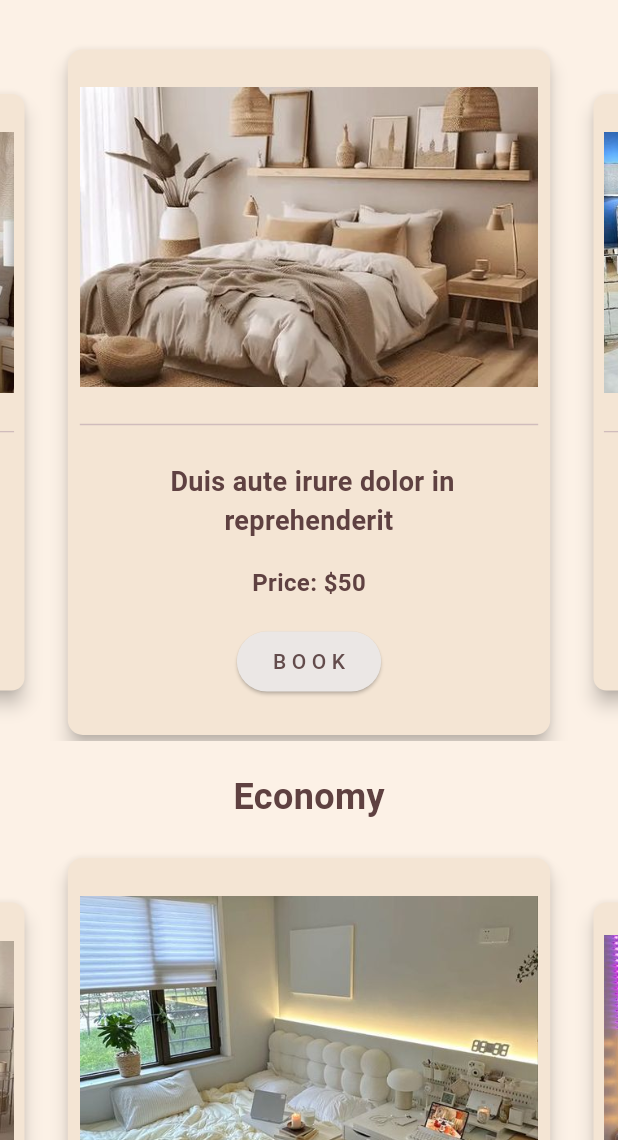
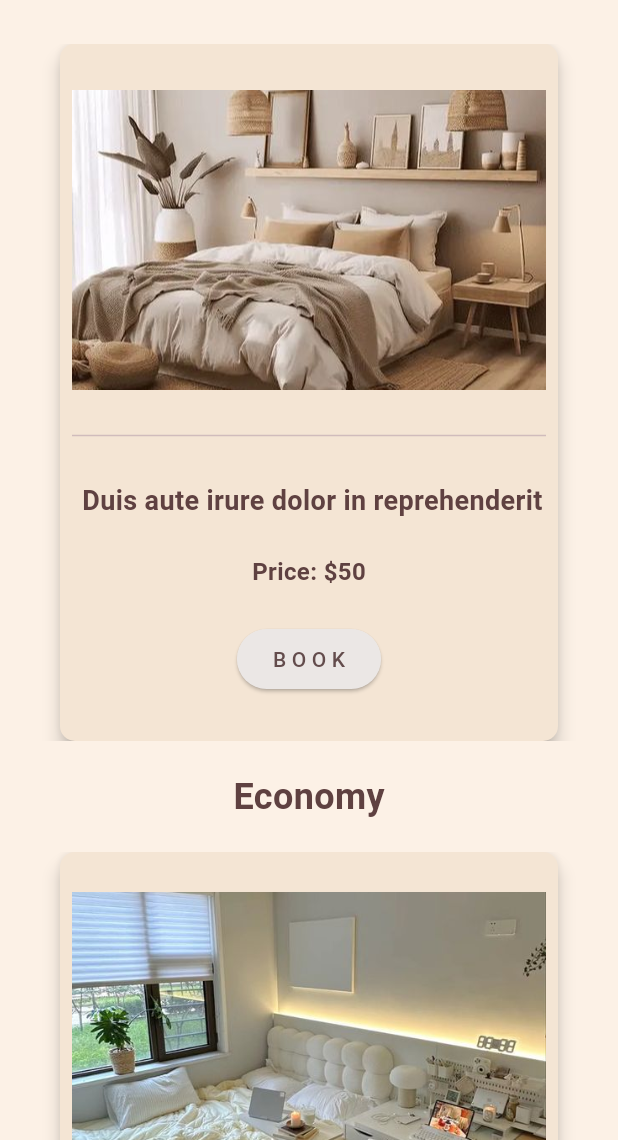
Before and after one commit to HEran-ite/flutter-2024-proj, a Flutter app: the BookingPage screen opened by its route, scrolled down 576 dp, on a phone screen of 412 x 824 dp, the part 96-1236 px from its top. Run offline on Flutter 3.47's test engine with Material 3 defaults, Android fonts, the phone set to English and light mode, and no system bars; drawn by our look-alikes of carousel_slider; our stand-ins replace google_fonts, smooth_page_indicator.

Commit message:
Update booking_page.dart

```diff
--- a/lib/presentation/screens/booking_page.dart
+++ b/lib/presentation/screens/booking_page.dart
@@ -1,5 +1,4 @@
 import 'package:flutter/material.dart';
-import 'package:carousel_slider/carousel_slider.dart';
 import 'package:hotel_booking/presentation/widgets/appbar.dart';
 import 'package:hotel_booking/presentation/test_input/datas.dart';
 import 'package:hotel_booking/presentation/widgets/drawer.dart';
@@ -28,27 +27,31 @@ class BookingPage extends StatelessWidget {
                   ),
                 ),
                 const SizedBox(height: 20),
-                CarouselSlider.builder(
+                SizedBox(
+                  height: 465,
+                  child: PageView.builder(
                     itemCount: category['images'].length,
-                  options: CarouselOptions(
-                    height: 465,
-                    enlargeCenterPage: true,
-                    autoPlay: true,
-                    aspectRatio: 16 / 9,
-                    autoPlayCurve: Curves.fastOutSlowIn,
-                    enableInfiniteScroll: true,
-                    autoPlayAnimationDuration: Duration(milliseconds: 800),
-                    viewportFraction: 0.8,
+                    itemBuilder: (BuildContext context, int index) {
+                      return _buildCard(context, category, index);
+                    },
                   ),
-                  itemBuilder:
-                      (BuildContext context, int index, int realIndex) {
+                ),
+              ],
+            );
+          }).toList(),
+        ),
+      ),
+    );
+  }
+
+  Widget _buildCard(BuildContext context, Map<String, dynamic> category, int index) {
     return Card(
+      margin: EdgeInsets.symmetric(horizontal: 40),
       color: Color.fromARGB(255, 244, 229, 212),
       elevation: 5.0, // Elevation for shadow effect
       shape: RoundedRectangleBorder(
         borderRadius: BorderRadius.circular(10.0),
       ),
-
       child: Padding(
         padding: const EdgeInsets.all(8.0),
         child: Column(
@@ -60,16 +63,11 @@ class BookingPage extends StatelessWidget {
               width: double.infinity,
               fit: BoxFit.cover,
             ),
-                            Divider(
-                              color: const Color.fromARGB(255, 208, 188, 188),
-                            ),
+            const Divider(color: Color.fromARGB(255, 208, 188, 188)),
             Text(
               ' ${category['descriptions'][index]}',
               textAlign: TextAlign.center,
-                              style: TextStyle(
-                                  fontWeight: FontWeight.bold,
-                                  fontSize: 18,
-                                  color: Color.fromARGB(255, 95, 65, 65)),
+              style: TextStyle(fontWeight: FontWeight.bold, fontSize: 18, color: Color.fromARGB(255, 95, 65, 65)),
             ),
             Text(
               'Price: \$${category['prices'][index]}',
@@ -85,33 +83,21 @@ class BookingPage extends StatelessWidget {
               },
               child: Text(
                 'B O O K',
-                                style: TextStyle(
-                                    color:
-                                        const Color.fromARGB(255, 99, 76, 76)),
+                style: TextStyle(color: Color.fromARGB(255, 99, 76, 76)),
               ),
               style: ButtonStyle(
-                                backgroundColor:
-                                    MaterialStateProperty.all<Color>(
-                                        Color.fromARGB(255, 235, 231, 229)),
+                backgroundColor: MaterialStateProperty.all<Color>(Color.fromARGB(255, 235, 231, 229)),
               ),
             ),
           ],
         ),
       ),
     );
-                  },
-                ),
-              ],
-            );
-          }).toList(),
-        ),
-      ),
-    );
   }
+
   // Function to show date picker dialog
   void _showDatePickerDialog(BuildContext context) async {
     DateTime? selectedDate = await showDatePicker(
-
       context: context,
       initialDate: DateTime.now(),
       firstDate: DateTime.now(),
```
Lines whose indentation alone changed are shown as unchanged.
